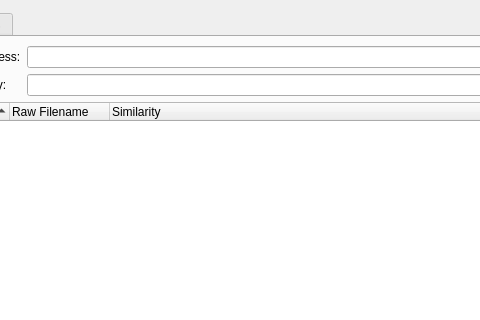
The window that PyFOrg-v2/main_widget.ui (fake-name/AutoOrg) describes before a commit, drawn with Qt 5; both pictures show x 113 to 593 and y 0 to 320 of the 1093 by 600 pixel window.
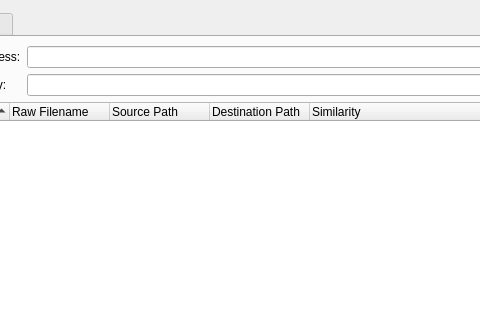
The same window after the commit.

Commit message: Lots of ui enhancements, sort-into mode now works.

Diff of the .ui file:
```diff
--- a/PyFOrg-v2/main_widget.ui
+++ b/PyFOrg-v2/main_widget.ui
@@ -98,7 +98,7 @@
           <bool>true</bool>
          </property>
          <property name="columnCount">
-          <number>3</number>
+          <number>5</number>
          </property>
          <attribute name="headerMinimumSectionSize">
           <number>100</number>
@@ -113,6 +113,16 @@
            <string>Raw Filename</string>
           </property>
          </column>
+         <column>
+          <property name="text">
+           <string>Source Path</string>
+          </property>
+         </column>
+         <column>
+          <property name="text">
+           <string>Destination Path</string>
+          </property>
+         </column>
          <column>
           <property name="text">
            <string>Similarity</string>
```
The commit also changes 7 other files.
